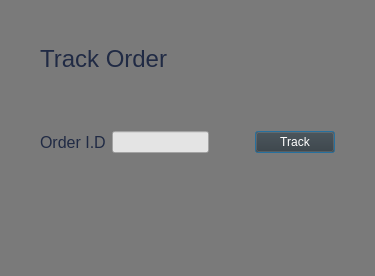
First picture: the form in Bhitti/trackorder.ui, repository BigyaDhungana/Bhitti_v2, before the edit.
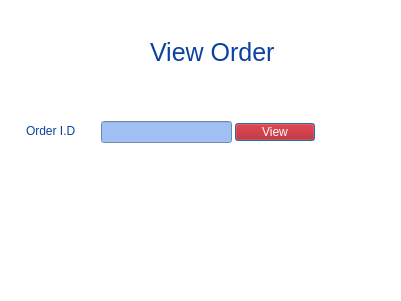
Second picture: the form after the edit. Icons and pictures are not drawn.

```diff
--- a/Bhitti/trackorder.ui
+++ b/Bhitti/trackorder.ui
@@ -6,157 +6,120 @@
    <rect>
     <x>0</x>
     <y>0</y>
-    <width>375</width>
-    <height>276</height>
+    <width>401</width>
+    <height>301</height>
    </rect>
   </property>
   <property name="windowTitle">
    <string>Dialog</string>
   </property>
   <property name="styleSheet">
-   <string notr="true">background-color: rgb(122, 122, 122);</string>
+   <string notr="true">background-color: rgb(255, 255, 255);</string>
   </property>
-  <layout class="QGridLayout" name="gridLayout" rowminimumheight="40,0,20,40,20">
-   <property name="topMargin">
-    <number>1</number>
+  <widget class="QLabel" name="label">
+   <property name="geometry">
+    <rect>
+     <x>150</x>
+     <y>40</y>
+     <width>191</width>
+     <height>24</height>
+    </rect>
    </property>
-   <property name="bottomMargin">
-    <number>70</number>
-   </property>
-   <item row="3" column="1">
-    <layout class="QHBoxLayout" name="horizontalLayout" stretch="0,40,0,0">
-     <item>
-      <widget class="QLabel" name="label_2">
        <property name="font">
         <font>
-         <pointsize>12</pointsize>
+     <family>Segoe UI</family>
+     <pointsize>19</pointsize>
+     <italic>false</italic>
+     <bold>false</bold>
         </font>
        </property>
        <property name="styleSheet">
-        <string notr="true">color: rgb(32, 42, 68);</string>
+    <string notr="true">color: rgb(11, 66, 160);
+font: 19pt &quot;Segoe UI&quot;;</string>
        </property>
        <property name="text">
-        <string>Order I.D</string>
-       </property>
-      </widget>
-     </item>
-     <item>
-      <widget class="QLineEdit" name="lineEdit">
-       <property name="styleSheet">
-        <string notr="true">background-color: rgb(228, 228, 228);</string>
-       </property>
-      </widget>
-     </item>
-     <item>
-      <spacer name="horizontalSpacer">
-       <property name="orientation">
-        <enum>Qt::Horizontal</enum>
-       </property>
-       <property name="sizeHint" stdset="0">
-        <size>
-         <width>40</width>
-         <height>20</height>
-        </size>
-       </property>
-      </spacer>
-     </item>
-     <item>
+    <string>View Order</string>
+   </property>
+  </widget>
+  <widget class="QLabel" name="label_3">
+   <property name="geometry">
+    <rect>
+     <x>20</x>
+     <y>30</y>
+     <width>71</width>
+     <height>51</height>
+    </rect>
+   </property>
+   <property name="text">
+    <string/>
+   </property>
+   <property name="pixmap">
+    <pixmap>C:/Users/Asus/Downloads/Untitled-2.png</pixmap>
+   </property>
+   <property name="scaledContents">
+    <bool>true</bool>
+   </property>
+  </widget>
       <widget class="QPushButton" name="pushButton">
+   <property name="geometry">
+    <rect>
+     <x>235</x>
+     <y>123</y>
+     <width>80</width>
+     <height>18</height>
+    </rect>
+   </property>
        <property name="cursor">
         <cursorShape>PointingHandCursor</cursorShape>
        </property>
        <property name="styleSheet">
-        <string notr="true">background-color: rgb(55, 55, 55);
-color: rgb(255, 255, 255);</string>
+    <string notr="true">color: rgb(255, 255, 255);
+background-color: rgb(177, 0, 3);
+
+font: 900 9pt &quot;Segoe UI Black&quot;;</string>
        </property>
        <property name="text">
-        <string>Track</string>
-       </property>
-      </widget>
-     </item>
-    </layout>
-   </item>
-   <item row="4" column="1">
-    <spacer name="verticalSpacer">
-     <property name="orientation">
-      <enum>Qt::Vertical</enum>
-     </property>
-     <property name="sizeHint" stdset="0">
-      <size>
-       <width>20</width>
-       <height>40</height>
-      </size>
-     </property>
-    </spacer>
-   </item>
-   <item row="2" column="1">
-    <spacer name="verticalSpacer_2">
-     <property name="orientation">
-      <enum>Qt::Vertical</enum>
-     </property>
-     <property name="sizeHint" stdset="0">
-      <size>
-       <width>20</width>
-       <height>40</height>
-      </size>
-     </property>
-    </spacer>
-   </item>
-   <item row="3" column="2">
-    <spacer name="horizontalSpacer_3">
-     <property name="orientation">
-      <enum>Qt::Horizontal</enum>
-     </property>
-     <property name="sizeHint" stdset="0">
-      <size>
-       <width>40</width>
+    <string>View</string>
+   </property>
+  </widget>
+  <widget class="QLineEdit" name="lineEdit">
+   <property name="geometry">
+    <rect>
+     <x>101</x>
+     <y>121</y>
+     <width>131</width>
+     <height>22</height>
+    </rect>
+   </property>
+   <property name="styleSheet">
+    <string notr="true">background-color: rgb(160,191,243);</string>
+   </property>
+  </widget>
+  <widget class="QLabel" name="label_2">
+   <property name="geometry">
+    <rect>
+     <x>26</x>
+     <y>121</y>
+     <width>71</width>
        <height>20</height>
-      </size>
-     </property>
-    </spacer>
-   </item>
-   <item row="1" column="1">
-    <widget class="QLabel" name="label">
+    </rect>
+   </property>
      <property name="font">
       <font>
-       <pointsize>18</pointsize>
+     <family>Segoe UI</family>
+     <pointsize>9</pointsize>
+     <italic>false</italic>
+     <bold>false</bold>
       </font>
      </property>
      <property name="styleSheet">
-      <string notr="true">color: rgb(32, 42, 68);</string>
+    <string notr="true">color: rgb(11, 66, 160);
+font: 9pt &quot;Segoe UI&quot;;</string>
      </property>
      <property name="text">
-      <string>Track Order</string>
-     </property>
-    </widget>
-   </item>
-   <item row="3" column="0">
-    <spacer name="horizontalSpacer_2">
-     <property name="orientation">
-      <enum>Qt::Horizontal</enum>
-     </property>
-     <property name="sizeHint" stdset="0">
-      <size>
-       <width>40</width>
-       <height>20</height>
-      </size>
-     </property>
-    </spacer>
-   </item>
-   <item row="0" column="1">
-    <spacer name="verticalSpacer_3">
-     <property name="orientation">
-      <enum>Qt::Vertical</enum>
-     </property>
-     <property name="sizeHint" stdset="0">
-      <size>
-       <width>20</width>
-       <height>40</height>
-      </size>
-     </property>
-    </spacer>
-   </item>
-  </layout>
+    <string>Order I.D</string>
+   </property>
+  </widget>
  </widget>
  <resources/>
  <connections/>
```
Lines whose indentation alone changed are shown as unchanged.
